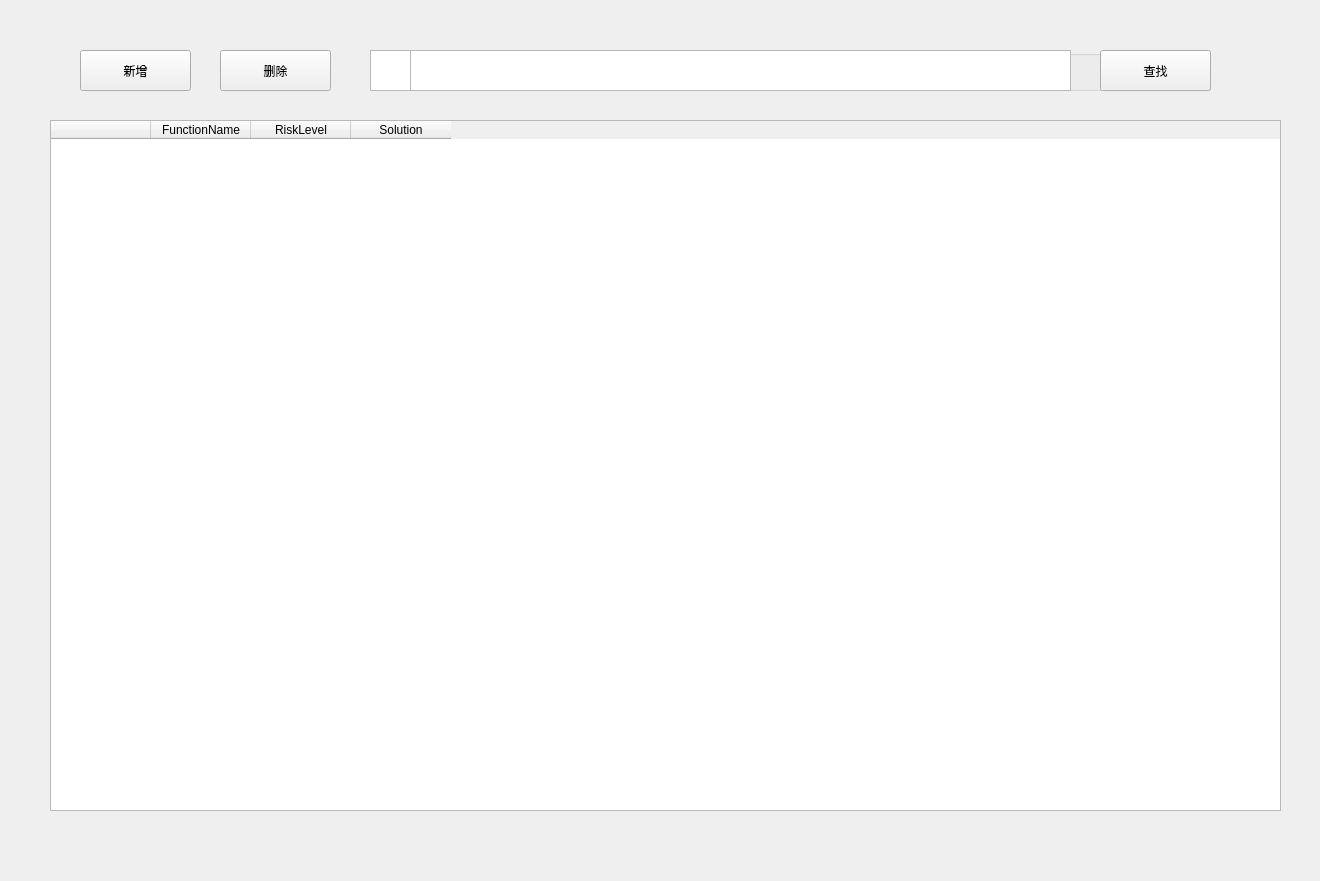
Before: the Qt Designer form UI/riskFunction/manageRiskFunctionWidget.ui in Whitepinkwolf/Code-Reviewer-Porject, drawn with Qt 5.
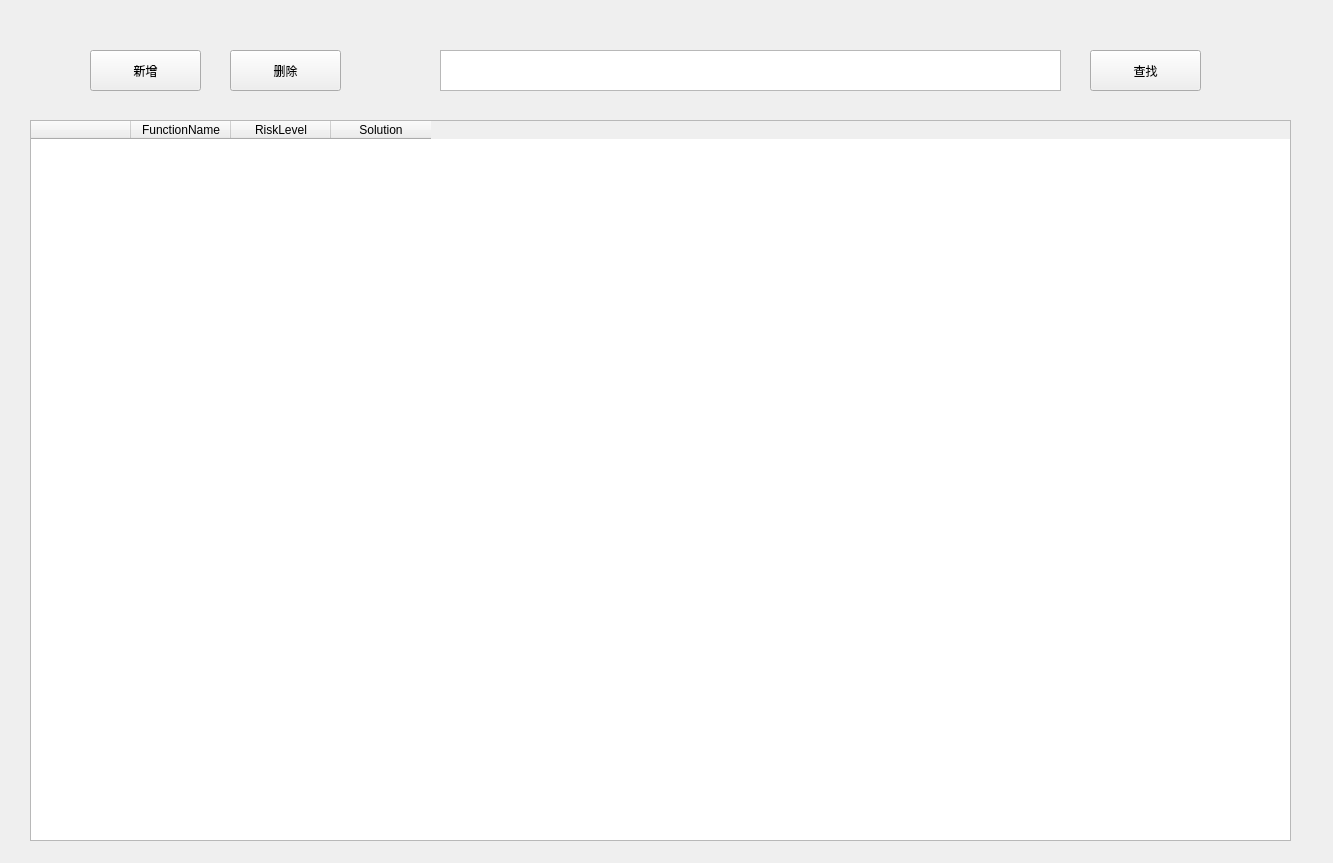
After: the same form once the commit is applied. Custom widgets are drawn as their Qt base class.

```diff
--- a/UI/riskFunction/manageRiskFunctionWidget.ui
+++ b/UI/riskFunction/manageRiskFunctionWidget.ui
@@ -6,8 +6,8 @@
    <rect>
     <x>0</x>
     <y>0</y>
-    <width>1320</width>
-    <height>881</height>
+    <width>1333</width>
+    <height>863</height>
    </rect>
   </property>
   <property name="windowTitle">
@@ -16,12 +16,18 @@
   <widget class="QTableWidget" name="AllRiskFuncTableWidget">
    <property name="geometry">
     <rect>
-     <x>50</x>
+     <x>30</x>
      <y>120</y>
-     <width>1231</width>
-     <height>691</height>
+     <width>1261</width>
+     <height>721</height>
     </rect>
    </property>
+   <property name="styleSheet">
+    <string notr="true">QTableWidget::horizontalHeader {
+    background-color: #98b4d5;
+}
+</string>
+   </property>
    <property name="gridStyle">
     <enum>Qt::SolidLine</enum>
    </property>
@@ -49,56 +55,10 @@
     </property>
    </column>
   </widget>
-  <widget class="QGroupBox" name="groupBox">
-   <property name="geometry">
-    <rect>
-     <x>370</x>
-     <y>50</y>
-     <width>841</width>
-     <height>41</height>
-    </rect>
-   </property>
-   <property name="title">
-    <string/>
-   </property>
-   <widget class="QGraphicsView" name="graphicsView">
-    <property name="geometry">
-     <rect>
-      <x>0</x>
-      <y>0</y>
-      <width>41</width>
-      <height>41</height>
-     </rect>
-    </property>
-   </widget>
-   <widget class="QPlainTextEdit" name="FindPlainTextEdit">
-    <property name="geometry">
-     <rect>
-      <x>40</x>
-      <y>0</y>
-      <width>661</width>
-      <height>41</height>
-     </rect>
-    </property>
-   </widget>
-   <widget class="QPushButton" name="FindPushButton">
-    <property name="geometry">
-     <rect>
-      <x>730</x>
-      <y>0</y>
-      <width>111</width>
-      <height>41</height>
-     </rect>
-    </property>
-    <property name="text">
-     <string>查找</string>
-    </property>
-   </widget>
-  </widget>
   <widget class="QPushButton" name="DeletePushButton">
    <property name="geometry">
     <rect>
-     <x>220</x>
+     <x>230</x>
      <y>50</y>
      <width>111</width>
      <height>41</height>
@@ -111,7 +71,7 @@
   <widget class="QPushButton" name="AddPushButton">
    <property name="geometry">
     <rect>
-     <x>80</x>
+     <x>90</x>
      <y>50</y>
      <width>111</width>
      <height>41</height>
@@ -121,7 +81,63 @@
     <string>新增</string>
    </property>
   </widget>
+  <widget class="QTextEdit" name="FindTextEdit">
+   <property name="geometry">
+    <rect>
+     <x>440</x>
+     <y>50</y>
+     <width>621</width>
+     <height>41</height>
+    </rect>
+   </property>
+  </widget>
+  <widget class="QPushButton" name="FindPushButton">
+   <property name="geometry">
+    <rect>
+     <x>1090</x>
+     <y>50</y>
+     <width>111</width>
+     <height>41</height>
+    </rect>
+   </property>
+   <property name="text">
+    <string>查找</string>
+   </property>
+  </widget>
+  <widget class="QLabel" name="picLable">
+   <property name="geometry">
+    <rect>
+     <x>400</x>
+     <y>50</y>
+     <width>41</width>
+     <height>41</height>
+    </rect>
+   </property>
+   <property name="text">
+    <string/>
+   </property>
+  </widget>
+  <widget class="ClickableLabel" name="picLable2">
+   <property name="geometry">
+    <rect>
+     <x>1020</x>
+     <y>50</y>
+     <width>41</width>
+     <height>41</height>
+    </rect>
+   </property>
+   <property name="text">
+    <string/>
+   </property>
+  </widget>
  </widget>
+ <customwidgets>
+  <customwidget>
+   <class>ClickableLabel</class>
+   <extends>QLabel</extends>
+   <header location="global">UI.ToolWidget.ClickableLabel</header>
+  </customwidget>
+ </customwidgets>
  <resources/>
  <connections/>
 </ui>
```
Left out of the diff: 3 changed lines with no effect on the pictures.
